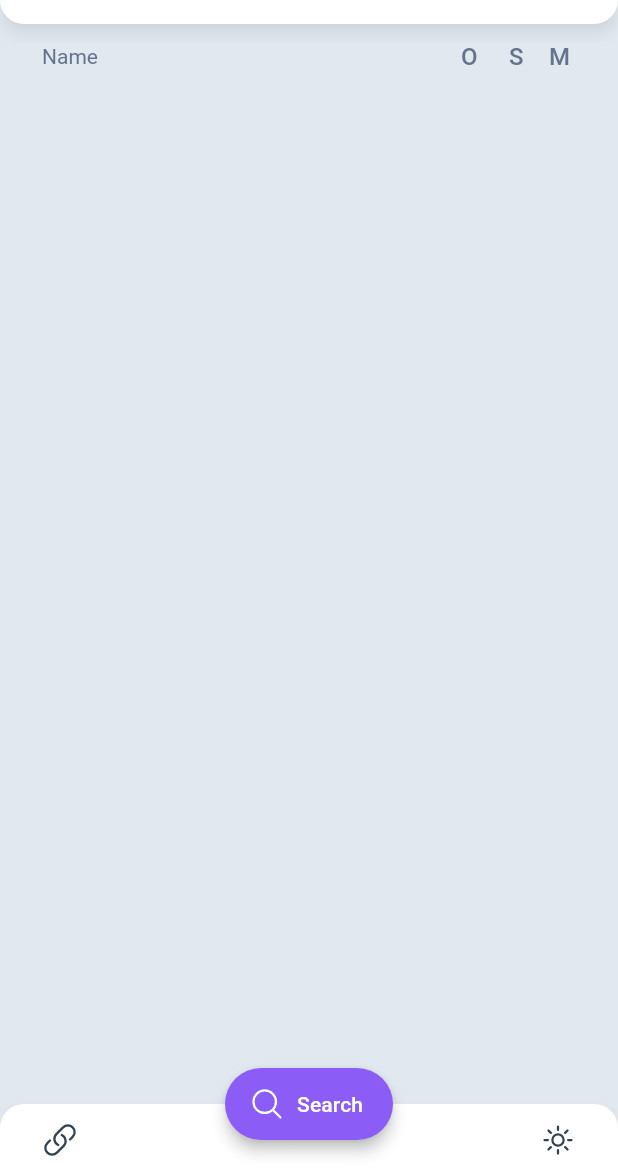
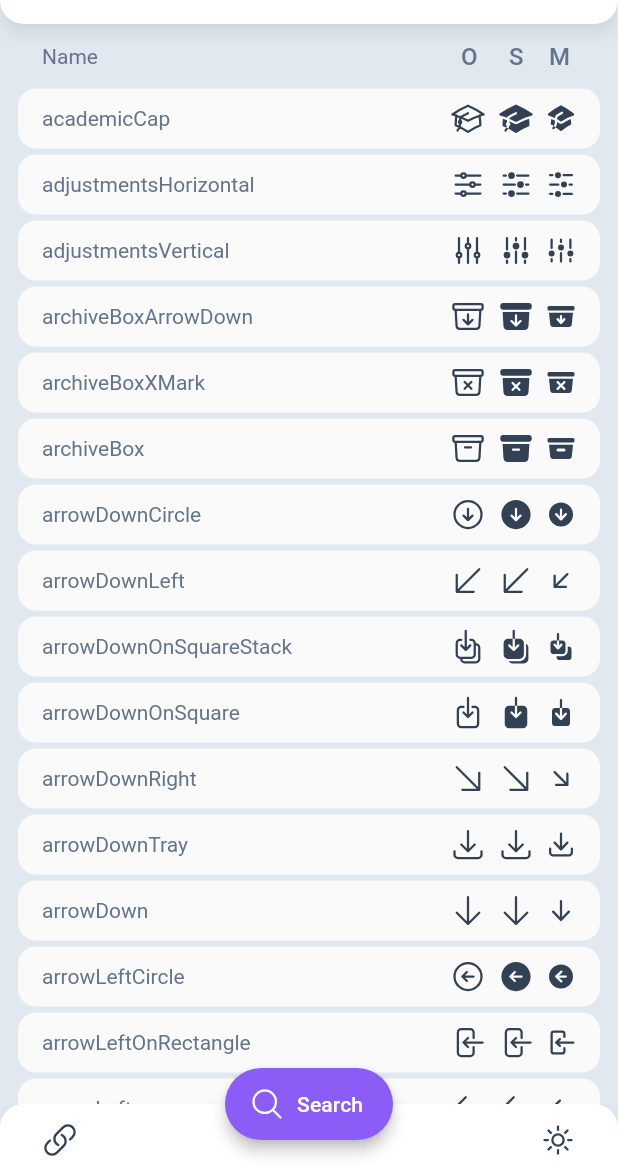
Before and after one commit to anfeichtinger/flutter_heroicons_app, a Flutter app: the screen it shows after launch, on a phone screen of 412 x 824 dp, the part 60-1236 px from its top. Run offline on Flutter 3.47's test engine with Material 2 defaults, Android fonts, the phone set to English and light mode, and no system bars; our stand-ins replace flutter_riverpod, heroicons, hive_flutter, url_launcher_web; missing offline and left inert: flutter_displaymode; accounts and stored records are empty; Roboto replaces fonts that are missing (Nunito).

Commit message:
adjust for removed heroicons mapping from package

```diff
--- /dev/null
+++ b/lib/data/icons.dart
@@ -0,0 +1,296 @@
+import 'package:heroicons/heroicons.dart';
+
+const Map<String, HeroIcons> heroIconsMapping = <String, HeroIcons>{
+  'academicCap': HeroIcons.academicCap,
+  'adjustmentsHorizontal': HeroIcons.adjustmentsHorizontal,
+  'adjustmentsVertical': HeroIcons.adjustmentsVertical,
+  'archiveBoxArrowDown': HeroIcons.archiveBoxArrowDown,
+  'archiveBoxXMark': HeroIcons.archiveBoxXMark,
+  'archiveBox': HeroIcons.archiveBox,
+  'arrowDownCircle': HeroIcons.arrowDownCircle,
+  'arrowDownLeft': HeroIcons.arrowDownLeft,
+  'arrowDownOnSquareStack': HeroIcons.arrowDownOnSquareStack,
+  'arrowDownOnSquare': HeroIcons.arrowDownOnSquare,
+  'arrowDownRight': HeroIcons.arrowDownRight,
+  'arrowDownTray': HeroIcons.arrowDownTray,
+  'arrowDown': HeroIcons.arrowDown,
+  'arrowLeftCircle': HeroIcons.arrowLeftCircle,
+  'arrowLeftOnRectangle': HeroIcons.arrowLeftOnRectangle,
+  'arrowLeft': HeroIcons.arrowLeft,
+  'arrowLongDown': HeroIcons.arrowLongDown,
+  'arrowLongLeft': HeroIcons.arrowLongLeft,
+  'arrowLongRight': HeroIcons.arrowLongRight,
+  'arrowLongUp': HeroIcons.arrowLongUp,
+  'arrowPathRoundedSquare': HeroIcons.arrowPathRoundedSquare,
+  'arrowPath': HeroIcons.arrowPath,
+  'arrowRightCircle': HeroIcons.arrowRightCircle,
+  'arrowRightOnRectangle': HeroIcons.arrowRightOnRectangle,
+  'arrowRight': HeroIcons.arrowRight,
+  'arrowSmallDown': HeroIcons.arrowSmallDown,
+  'arrowSmallLeft': HeroIcons.arrowSmallLeft,
+  'arrowSmallRight': HeroIcons.arrowSmallRight,
+  'arrowSmallUp': HeroIcons.arrowSmallUp,
+  'arrowTopRightOnSquare': HeroIcons.arrowTopRightOnSquare,
+  'arrowTrendingDown': HeroIcons.arrowTrendingDown,
+  'arrowTrendingUp': HeroIcons.arrowTrendingUp,
+  'arrowUpCircle': HeroIcons.arrowUpCircle,
+  'arrowUpLeft': HeroIcons.arrowUpLeft,
+  'arrowUpOnSquareStack': HeroIcons.arrowUpOnSquareStack,
+  'arrowUpOnSquare': HeroIcons.arrowUpOnSquare,
+  'arrowUpRight': HeroIcons.arrowUpRight,
+  'arrowUpTray': HeroIcons.arrowUpTray,
+  'arrowUp': HeroIcons.arrowUp,
+  'arrowUturnDown': HeroIcons.arrowUturnDown,
+  'arrowUturnLeft': HeroIcons.arrowUturnLeft,
+  'arrowUturnRight': HeroIcons.arrowUturnRight,
+  'arrowUturnUp': HeroIcons.arrowUturnUp,
+  'arrowsPointingIn': HeroIcons.arrowsPointingIn,
+  'arrowsPointingOut': HeroIcons.arrowsPointingOut,
+  'arrowsRightLeft': HeroIcons.arrowsRightLeft,
+  'arrowsUpDown': HeroIcons.arrowsUpDown,
+  'atSymbol': HeroIcons.atSymbol,
+  'backspace': HeroIcons.backspace,
+  'backward': HeroIcons.backward,
+  'banknotes': HeroIcons.banknotes,
+  'bars2': HeroIcons.bars2,
+  'bars3BottomLeft': HeroIcons.bars3BottomLeft,
+  'bars3BottomRight': HeroIcons.bars3BottomRight,
+  'bars3CenterLeft': HeroIcons.bars3CenterLeft,
+  'bars3': HeroIcons.bars3,
+  'bars4': HeroIcons.bars4,
+  'barsArrowDown': HeroIcons.barsArrowDown,
+  'barsArrowUp': HeroIcons.barsArrowUp,
+  'battery0': HeroIcons.battery0,
+  'battery100': HeroIcons.battery100,
+  'battery50': HeroIcons.battery50,
+  'beaker': HeroIcons.beaker,
+  'bellAlert': HeroIcons.bellAlert,
+  'bellSlash': HeroIcons.bellSlash,
+  'bellSnooze': HeroIcons.bellSnooze,
+  'bell': HeroIcons.bell,
+  'boltSlash': HeroIcons.boltSlash,
+  'bolt': HeroIcons.bolt,
+  'bookOpen': HeroIcons.bookOpen,
+  'bookmarkSlash': HeroIcons.bookmarkSlash,
+  'bookmarkSquare': HeroIcons.bookmarkSquare,
+  'bookmark': HeroIcons.bookmark,
+  'briefcase': HeroIcons.briefcase,
+  'bugAnt': HeroIcons.bugAnt,
+  'buildingLibrary': HeroIcons.buildingLibrary,
+  'buildingOffice2': HeroIcons.buildingOffice2,
+  'buildingOffice': HeroIcons.buildingOffice,
+  'buildingStorefront': HeroIcons.buildingStorefront,
+  'cake': HeroIcons.cake,
+  'calculator': HeroIcons.calculator,
+  'calendarDays': HeroIcons.calendarDays,
+  'calendar': HeroIcons.calendar,
+  'camera': HeroIcons.camera,
+  'chartBarSquare': HeroIcons.chartBarSquare,
+  'chartBar': HeroIcons.chartBar,
+  'chartPie': HeroIcons.chartPie,
+  'chatBubbleBottomCenterText': HeroIcons.chatBubbleBottomCenterText,
+  'chatBubbleBottomCenter': HeroIcons.chatBubbleBottomCenter,
+  'chatBubbleLeftEllipsis': HeroIcons.chatBubbleLeftEllipsis,
+  'chatBubbleLeftRight': HeroIcons.chatBubbleLeftRight,
+  'chatBubbleLeft': HeroIcons.chatBubbleLeft,
+  'chatBubbleOvalLeftEllipsis': HeroIcons.chatBubbleOvalLeftEllipsis,
+  'chatBubbleOvalLeft': HeroIcons.chatBubbleOvalLeft,
+  'checkBadge': HeroIcons.checkBadge,
+  'checkCircle': HeroIcons.checkCircle,
+  'check': HeroIcons.check,
+  'chevronDoubleDown': HeroIcons.chevronDoubleDown,
+  'chevronDoubleLeft': HeroIcons.chevronDoubleLeft,
+  'chevronDoubleRight': HeroIcons.chevronDoubleRight,
+  'chevronDoubleUp': HeroIcons.chevronDoubleUp,
+  'chevronDown': HeroIcons.chevronDown,
+  'chevronLeft': HeroIcons.chevronLeft,
+  'chevronRight': HeroIcons.chevronRight,
+  'chevronUpDown': HeroIcons.chevronUpDown,
+  'chevronUp': HeroIcons.chevronUp,
+  'circleStack': HeroIcons.circleStack,
+  'clipboardDocumentCheck': HeroIcons.clipboardDocumentCheck,
+  'clipboardDocumentList': HeroIcons.clipboardDocumentList,
+  'clipboardDocument': HeroIcons.clipboardDocument,
+  'clipboard': HeroIcons.clipboard,
+  'clock': HeroIcons.clock,
+  'cloudArrowDown': HeroIcons.cloudArrowDown,
+  'cloudArrowUp': HeroIcons.cloudArrowUp,
+  'cloud': HeroIcons.cloud,
+  'codeBracketSquare': HeroIcons.codeBracketSquare,
+  'codeBracket': HeroIcons.codeBracket,
+  'cog6Tooth': HeroIcons.cog6Tooth,
+  'cog8Tooth': HeroIcons.cog8Tooth,
+  'cog': HeroIcons.cog,
+  'commandLine': HeroIcons.commandLine,
+  'computerDesktop': HeroIcons.computerDesktop,
+  'cpuChip': HeroIcons.cpuChip,
+  'creditCard': HeroIcons.creditCard,
+  'cubeTransparent': HeroIcons.cubeTransparent,
+  'cube': HeroIcons.cube,
+  'currencyBangladeshi': HeroIcons.currencyBangladeshi,
+  'currencyDollar': HeroIcons.currencyDollar,
+  'currencyEuro': HeroIcons.currencyEuro,
+  'currencyPound': HeroIcons.currencyPound,
+  'currencyRupee': HeroIcons.currencyRupee,
+  'currencyYen': HeroIcons.currencyYen,
+  'cursorArrowRays': HeroIcons.cursorArrowRays,
+  'cursorArrowRipple': HeroIcons.cursorArrowRipple,
+  'devicePhoneMobile': HeroIcons.devicePhoneMobile,
+  'deviceTablet': HeroIcons.deviceTablet,
+  'documentArrowDown': HeroIcons.documentArrowDown,
+  'documentArrowUp': HeroIcons.documentArrowUp,
+  'documentChartBar': HeroIcons.documentChartBar,
+  'documentCheck': HeroIcons.documentCheck,
+  'documentDuplicate': HeroIcons.documentDuplicate,
+  'documentMagnifyingGlass': HeroIcons.documentMagnifyingGlass,
+  'documentMinus': HeroIcons.documentMinus,
+  'documentPlus': HeroIcons.documentPlus,
+  'documentText': HeroIcons.documentText,
+  'document': HeroIcons.document,
+  'ellipsisHorizontalCircle': HeroIcons.ellipsisHorizontalCircle,
+  'ellipsisHorizontal': HeroIcons.ellipsisHorizontal,
+  'ellipsisVertical': HeroIcons.ellipsisVertical,
+  'envelopeOpen': HeroIcons.envelopeOpen,
+  'envelope': HeroIcons.envelope,
+  'exclamationCircle': HeroIcons.exclamationCircle,
+  'exclamationTriangle': HeroIcons.exclamationTriangle,
+  'eyeDropper': HeroIcons.eyeDropper,
+  'eyeSlash': HeroIcons.eyeSlash,
+  'eye': HeroIcons.eye,
+  'faceFrown': HeroIcons.faceFrown,
+  'faceSmile': HeroIcons.faceSmile,
+  'film': HeroIcons.film,
+  'fingerPrint': HeroIcons.fingerPrint,
+  'fire': HeroIcons.fire,
+  'flag': HeroIcons.flag,
+  'folderArrowDown': HeroIcons.folderArrowDown,
+  'folderMinus': HeroIcons.folderMinus,
+  'folderOpen': HeroIcons.folderOpen,
+  'folderPlus': HeroIcons.folderPlus,
+  'folder': HeroIcons.folder,
+  'forward': HeroIcons.forward,
+  'funnel': HeroIcons.funnel,
+  'gif': HeroIcons.gif,
+  'giftTop': HeroIcons.giftTop,
+  'gift': HeroIcons.gift,
+  'globeAlt': HeroIcons.globeAlt,
+  'globeAmericas': HeroIcons.globeAmericas,
+  'globeAsiaAustralia': HeroIcons.globeAsiaAustralia,
+  'globeEuropeAfrica': HeroIcons.globeEuropeAfrica,
+  'handRaised': HeroIcons.handRaised,
+  'handThumbDown': HeroIcons.handThumbDown,
+  'handThumbUp': HeroIcons.handThumbUp,
+  'hashtag': HeroIcons.hashtag,
+  'heart': HeroIcons.heart,
+  'homeModern': HeroIcons.homeModern,
+  'home': HeroIcons.home,
+  'identification': HeroIcons.identification,
+  'inboxArrowDown': HeroIcons.inboxArrowDown,
+  'inboxStack': HeroIcons.inboxStack,
+  'inbox': HeroIcons.inbox,
+  'informationCircle': HeroIcons.informationCircle,
+  'key': HeroIcons.key,
+  'language': HeroIcons.language,
+  'lifebuoy': HeroIcons.lifebuoy,
+  'lightBulb': HeroIcons.lightBulb,
+  'link': HeroIcons.link,
+  'listBullet': HeroIcons.listBullet,
+  'lockClosed': HeroIcons.lockClosed,
+  'lockOpen': HeroIcons.lockOpen,
+  'magnifyingGlassCircle': HeroIcons.magnifyingGlassCircle,
+  'magnifyingGlassMinus': HeroIcons.magnifyingGlassMinus,
+  'magnifyingGlassPlus': HeroIcons.magnifyingGlassPlus,
+  'magnifyingGlass': HeroIcons.magnifyingGlass,
+  'mapPin': HeroIcons.mapPin,
+  'map': HeroIcons.map,
+  'megaphone': HeroIcons.megaphone,
+  'microphone': HeroIcons.microphone,
+  'minusCircle': HeroIcons.minusCircle,
+  'minusSmall': HeroIcons.minusSmall,
+  'minus': HeroIcons.minus,
+  'moon': HeroIcons.moon,
+  'musicalNote': HeroIcons.musicalNote,
+  'newspaper': HeroIcons.newspaper,
+  'noSymbol': HeroIcons.noSymbol,
+  'paintBrush': HeroIcons.paintBrush,
+  'paperAirplane': HeroIcons.paperAirplane,
+  'paperClip': HeroIcons.paperClip,
+  'pauseCircle': HeroIcons.pauseCircle,
+  'pause': HeroIcons.pause,
+  'pencilSquare': HeroIcons.pencilSquare,
+  'pencil': HeroIcons.pencil,
+  'phoneArrowDownLeft': HeroIcons.phoneArrowDownLeft,
+  'phoneArrowUpRight': HeroIcons.phoneArrowUpRight,
+  'phoneXMark': HeroIcons.phoneXMark,
+  'phone': HeroIcons.phone,
+  'photo': HeroIcons.photo,
+  'playCircle': HeroIcons.playCircle,
+  'playPause': HeroIcons.playPause,
+  'play': HeroIcons.play,
+  'plusCircle': HeroIcons.plusCircle,
+  'plusSmall': HeroIcons.plusSmall,
+  'plus': HeroIcons.plus,
+  'power': HeroIcons.power,
+  'presentationChartBar': HeroIcons.presentationChartBar,
+  'presentationChartLine': HeroIcons.presentationChartLine,
+  'printer': HeroIcons.printer,
+  'puzzlePiece': HeroIcons.puzzlePiece,
+  'qrCode': HeroIcons.qrCode,
+  'questionMarkCircle': HeroIcons.questionMarkCircle,
+  'queueList': HeroIcons.queueList,
+  'radio': HeroIcons.radio,
+  'receiptPercent': HeroIcons.receiptPercent,
+  'receiptRefund': HeroIcons.receiptRefund,
+  'rectangleGroup': HeroIcons.rectangleGroup,
+  'rectangleStack': HeroIcons.rectangleStack,
+  'rocketLaunch': HeroIcons.rocketLaunch,
+  'rss': HeroIcons.rss,
+  'scale': HeroIcons.scale,
+  'scissors': HeroIcons.scissors,
+  'serverStack': HeroIcons.serverStack,
+  'server': HeroIcons.server,
+  'share': HeroIcons.share,
+  'shieldCheck': HeroIcons.shieldCheck,
+  'shieldExclamation': HeroIcons.shieldExclamation,
+  'shoppingBag': HeroIcons.shoppingBag,
+  'shoppingCart': HeroIcons.shoppingCart,
+  'signalSlash': HeroIcons.signalSlash,
+  'signal': HeroIcons.signal,
+  'sparkles': HeroIcons.sparkles,
+  'speakerWave': HeroIcons.speakerWave,
+  'speakerXMark': HeroIcons.speakerXMark,
+  'square2Stack': HeroIcons.square2Stack,
+  'square3Stack3d': HeroIcons.square3Stack3d,
+  'squares2x2': HeroIcons.squares2x2,
+  'squaresPlus': HeroIcons.squaresPlus,
+  'star': HeroIcons.star,
+  'stopCircle': HeroIcons.stopCircle,
+  'stop': HeroIcons.stop,
+  'sun': HeroIcons.sun,
+  'swatch': HeroIcons.swatch,
+  'tableCells': HeroIcons.tableCells,
+  'tag': HeroIcons.tag,
+  'ticket': HeroIcons.ticket,
+  'trash': HeroIcons.trash,
+  'trophy': HeroIcons.trophy,
+  'truck': HeroIcons.truck,
+  'tv': HeroIcons.tv,
+  'userCircle': HeroIcons.userCircle,
+  'userGroup': HeroIcons.userGroup,
+  'userMinus': HeroIcons.userMinus,
+  'userPlus': HeroIcons.userPlus,
+  'user': HeroIcons.user,
+  'users': HeroIcons.users,
+  'variable': HeroIcons.variable,
+  'videoCameraSlash': HeroIcons.videoCameraSlash,
+  'videoCamera': HeroIcons.videoCamera,
+  'viewColumns': HeroIcons.viewColumns,
+  'viewfinderCircle': HeroIcons.viewfinderCircle,
+  'wallet': HeroIcons.wallet,
+  'wifi': HeroIcons.wifi,
+  'window': HeroIcons.window,
+  'wrenchScrewdriver': HeroIcons.wrenchScrewdriver,
+  'wrench': HeroIcons.wrench,
+  'xCircle': HeroIcons.xCircle,
+  'xMark': HeroIcons.xMark,
+};
--- a/lib/ui/screens/home_screen.dart
+++ b/lib/ui/screens/home_screen.dart
@@ -5,6 +5,7 @@ import 'package:heroicons/heroicons.dart';
 import 'package:url_launcher/url_launcher.dart';
 
 import '../../config/theme.dart';
+import '../../data/icons.dart';
 import '../../data/models/icon_info.dart';
 import '../../states/search_state.dart';
 import '../../states/theme_mode_state.dart';
@@ -128,7 +129,7 @@ class HomeScreen extends ConsumerWidget {
               const EdgeInsets.only(left: 12, top: 2, right: 12, bottom: 88),
           physics: const BouncingScrollPhysics(),
           shrinkWrap: true,
-          itemCount: heroiconsMapping.keys
+          itemCount: heroIconsMapping.keys
                   .where((dynamic k) => k
                       .toString()
                       .toLowerCase()
@@ -175,7 +176,7 @@ class HomeScreen extends ConsumerWidget {
               );
             }
 
-            final MapEntry<String, HeroIcons> entry = heroiconsMapping.entries
+            final MapEntry<String, HeroIcons> entry = heroIconsMapping.entries
                 .where((MapEntry<String, HeroIcons> v) => v.key
                     .toLowerCase()
                     .contains(search.query?.toLowerCase() ?? ''))
```
